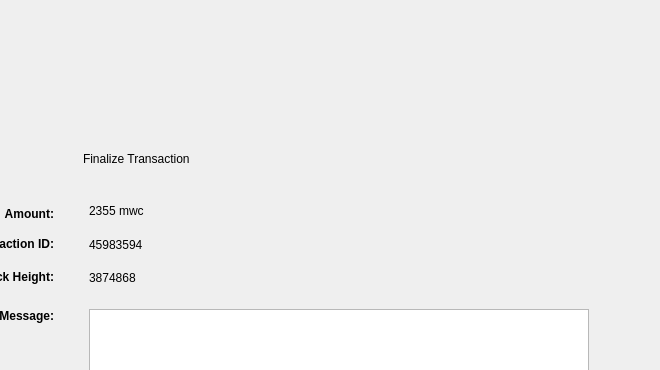
Old version of the form windows_desktop/g_filetransaction.ui in the repository 0xkobe/mwc-wallet; both pictures show x 244 to 904 and y 0 to 370 of the 904 by 679 pixel window.
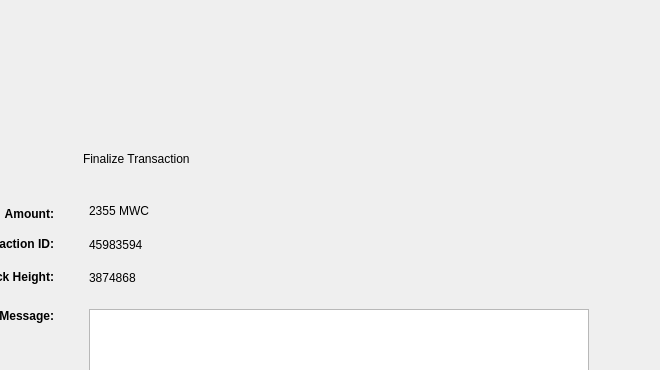
New version of the form. Icons and pictures are not drawn. Custom widgets are drawn as their Qt base class.

The edit to the form file:
```diff
--- a/windows_desktop/g_filetransaction.ui
+++ b/windows_desktop/g_filetransaction.ui
@@ -128,7 +128,7 @@
          </rect>
         </property>
         <property name="text">
-         <string>2355 mwc</string>
+         <string>2355 MWC</string>
         </property>
        </widget>
        <widget class="control::MwcLabelLarge" name="transactionType">
```
